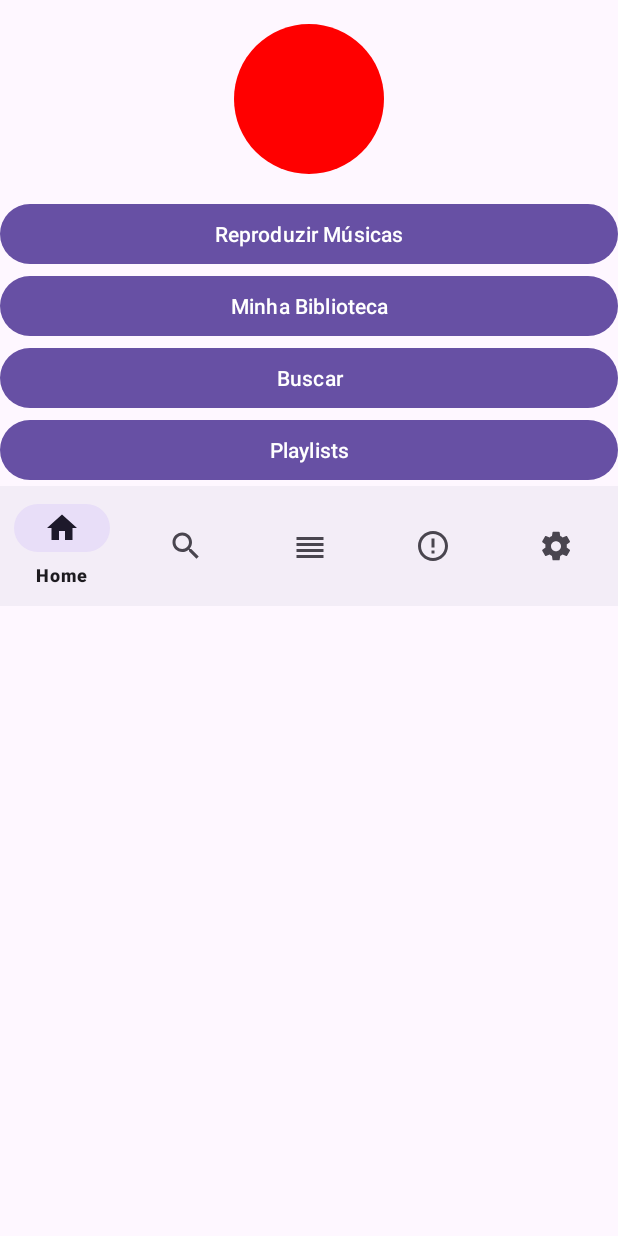
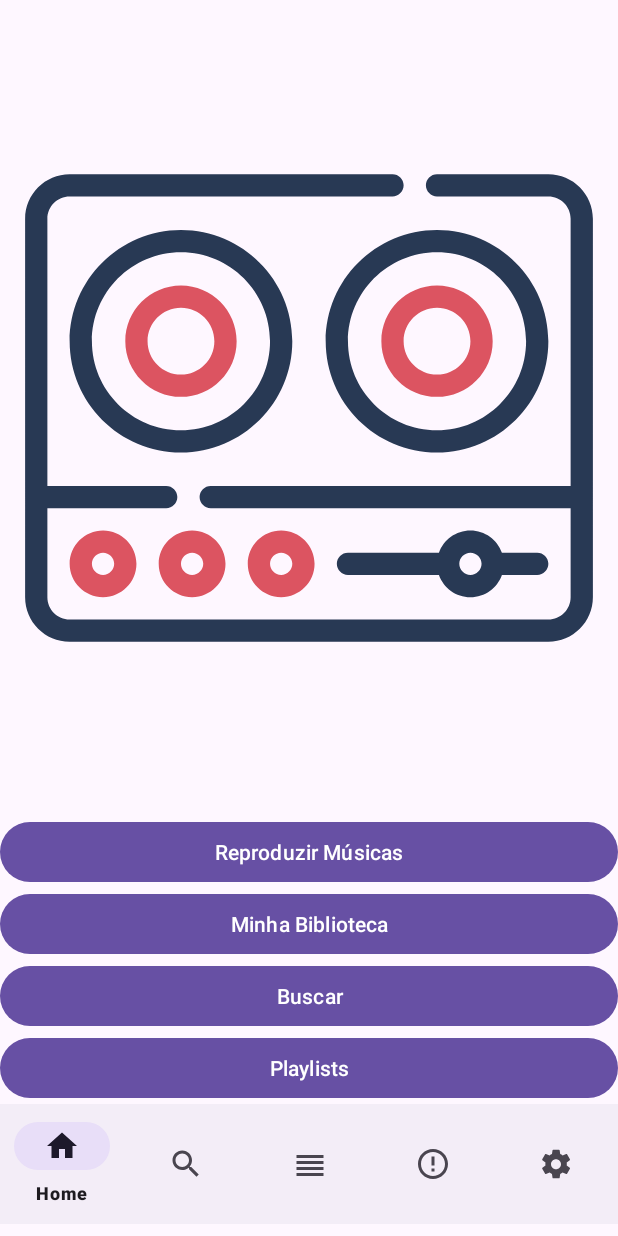
Before and after one commit to MatheusScafuro/SonycSyncMobile, an Android app: the HomeActivity screen opened directly, with no data from a screen before it, on a phone screen of 412 x 824 dp. Run offline under Robolectric (Android 15) with nearby library versions, the phone set to English and light mode, and no system bars.

Commit message:
Update app_logo.xml

```diff
--- a/app/src/main/res/drawable/app_logo.xml
+++ b/app/src/main/res/drawable/app_logo.xml
@@ -1,6 +1,33 @@
-<?xml version="1.0" encoding="utf-8"?>
-<shape xmlns:android="http://schemas.android.com/apk/res/android"
-    android:shape="oval">
-    <solid android:color="#FF0000"/> <!-- Cor vermelha como placeholder -->
-    <size android:width="100dp" android:height="100dp"/>
-</shape>
+<vector xmlns:android="http://schemas.android.com/apk/res/android" xmlns:aapt="http://schemas.android.com/aapt"
+    android:viewportWidth="512"
+    android:viewportHeight="512"
+    android:width="512dp"
+    android:height="512dp">
+    <path
+        android:pathData="M371 146c-27.57 0 -50 22.43 -50 50s22.43 50 50 50s50 -22.43 50 -50S398.57 146 371 146zM371 226c-16.542 0 -30 -13.458 -30 -30s13.458 -30 30 -30s30 13.458 30 30S387.542 226 371 226z"
+        android:fillColor="#DC5461" />
+    <path
+        android:pathData="M141 146c-27.57 0 -50 22.43 -50 50s22.43 50 50 50s50 -22.43 50 -50S168.57 146 141 146zM141 226c-16.542 0 -30 -13.458 -30 -30s13.458 -30 30 -30s30 13.458 30 30S157.542 226 141 226z"
+        android:fillColor="#DC5461" />
+    <path
+        android:pathData="M71 366c-16.542 0 -30 13.458 -30 30s13.458 30 30 30s30 -13.458 30 -30S87.542 366 71 366zM71 406c-5.514 0 -10 -4.486 -10 -10s4.486 -10 10 -10s10 4.486 10 10S76.514 406 71 406z"
+        android:fillColor="#DC5461" />
+    <path
+        android:pathData="M151 366c-16.542 0 -30 13.458 -30 30s13.458 30 30 30s30 -13.458 30 -30S167.542 366 151 366zM151 406c-5.514 0 -10 -4.486 -10 -10s4.486 -10 10 -10s10 4.486 10 10S156.514 406 151 406z"
+        android:fillColor="#DC5461" />
+    <path
+        android:pathData="M231 366c-16.542 0 -30 13.458 -30 30s13.458 30 30 30s30 -13.458 30 -30S247.542 366 231 366zM231 406c-5.514 0 -10 -4.486 -10 -10s4.486 -10 10 -10s10 4.486 10 10S236.514 406 231 406z"
+        android:fillColor="#DC5461" />
+    <path
+        android:pathData="M471 46H371c-5.522 0 -10 4.478 -10 10s4.478 10 10 10h100c11.028 0 20 8.972 20 20v240H167.73c-5.522 0 -10 4.478 -10 10s4.478 10 10 10H491v80c0 11.028 -8.972 20 -20 20H41c-11.028 0 -20 -8.972 -20 -20v-80h106.73c5.522 0 10 -4.478 10 -10s-4.478 -10 -10 -10H21V86c0 -11.028 8.972 -20 20 -20h290c5.522 0 10 -4.478 10 -10s-4.478 -10 -10 -10H41C18.944 46 1 63.944 1 86c0 18.095 0 321.907 0 340c0 22.056 17.944 40 40 40h430c22.056 0 40 -17.944 40 -40c0 -18.093 0 -321.904 0 -340C511 63.944 493.056 46 471 46z"
+        android:fillColor="#283954" />
+    <path
+        android:pathData="M41 196c0 55.141 44.859 100 100 100s100 -44.859 100 -100S196.141 96 141 96S41 140.859 41 196zM221 196c0 44.112 -35.888 80 -80 80s-80 -35.888 -80 -80s35.888 -80 80 -80S221 151.888 221 196z"
+        android:fillColor="#283954" />
+    <path
+        android:pathData="M271 196c0 55.141 44.859 100 100 100s100 -44.859 100 -100S426.141 96 371 96S271 140.859 271 196zM371 116c44.112 0 80 35.888 80 80s-35.888 80 -80 80s-80 -35.888 -80 -80S326.888 116 371 116z"
+        android:fillColor="#283954" />
+    <path
+        android:pathData="M372.72 406c4.128 11.639 15.243 20 28.28 20s24.152 -8.361 28.28 -20H461c5.522 0 10 -4.478 10 -10s-4.478 -10 -10 -10h-31.72c-4.128 -11.639 -15.243 -20 -28.28 -20s-24.152 8.361 -28.28 20H291c-5.522 0 -10 4.478 -10 10s4.478 10 10 10H372.72zM401 386c5.514 0 10 4.486 10 10s-4.486 10 -10 10s-10 -4.486 -10 -10S395.486 386 401 386z"
+        android:fillColor="#283954" />
+</vector>
```
